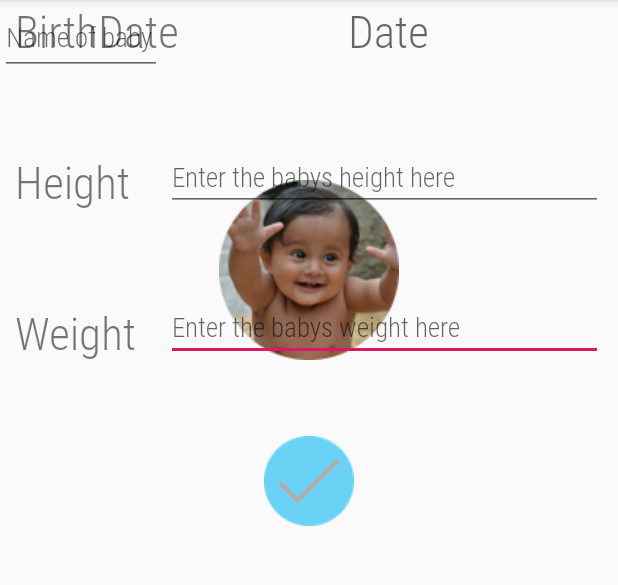
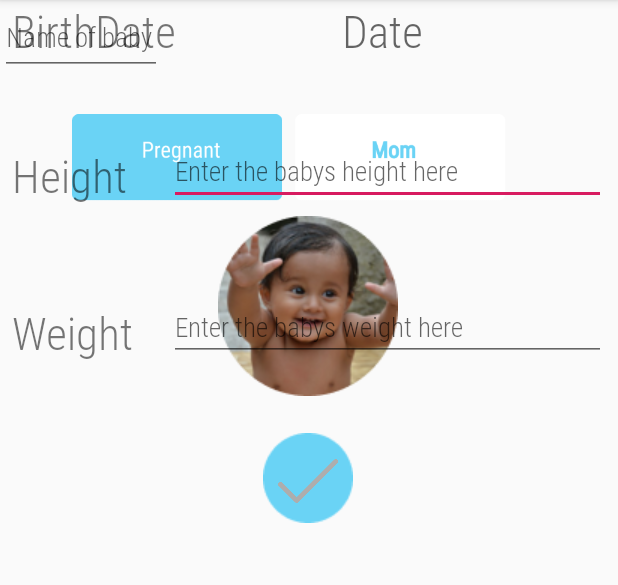
Before and after one commit to SorenKlose/NepalAppGroupB2, an Android app: the screen it shows after launch (ProfileActivity), on a phone screen of 412 x 824 dp, the part 84-669 px from its top. Run offline under Robolectric (Android 15) with nearby library versions, the phone set to English and light mode, and no system bars.

Commit message:
sidste layout for nu
Indsat fane layout, lavet profile 2 osv

```diff
--- a/app/src/main/AndroidManifest.xml
+++ b/app/src/main/AndroidManifest.xml
@@ -9,6 +9,7 @@
         android:roundIcon="@mipmap/ic_launcher_round"
         android:supportsRtl="true"
         android:theme="@style/AppTheme">
+        <activity android:name=".Profile2Activity"></activity>
         <activity android:name=".ProfileActivity">
             <intent-filter>
                 <action android:name="android.intent.action.MAIN" />
--- a/app/src/main/java/com/example/nepalappgroupb2/ProfileActivity.java
+++ b/app/src/main/java/com/example/nepalappgroupb2/ProfileActivity.java
@@ -58,13 +58,13 @@
             mom.setOnClickListener(new View.OnClickListener() {
                 @Override
                 public void onClick(View view) {
-                  //  Intent myIntent = new Intent(ProfileActivity.this, Profile2Acitivty.class);
-                  //  ProfileActivity.this.startActivity(myIntent);
                     dialog.dismiss();
                 }});
             pregnate.setOnClickListener(new View.OnClickListener(){
                 public void onClick (View view){
-                    dialog.dismiss();
+                    Intent myIntent = new Intent(ProfileActivity.this, Profile2Activity.class);
+                    ProfileActivity.this.startActivity(myIntent);
+                    finish();
                 }
             });
         }
--- a/app/src/main/res/layout/activity_main.xml
+++ b/app/src/main/res/layout/activity_main.xml
@@ -6,91 +6,88 @@
     android:layout_height="match_parent"
     tools:context=".ProfileActivity">
 
-    <TextView
-        android:id="@+id/tvDate"
-        android:layout_width="wrap_content"
-        android:layout_height="wrap_content"
-        android:layout_marginStart="232dp"
-        android:layout_marginLeft="232dp"
-        android:hint="Date"
-        android:textSize="30dp"
-        app:fontFamily="@font/roboto_condensed_light"
+    <ImageView
+        android:id="@+id/imageView12"
+        android:layout_width="316dp"
+        android:layout_height="118dp"
+        android:layout_marginTop="50dp"
+        android:src="@drawable/fane2"
+        app:layout_constraintEnd_toEndOf="parent"
         app:layout_constraintStart_toStartOf="parent"
-        tools:layout_editor_absoluteY="351dp" />
+        app:layout_constraintTop_toTopOf="parent" />
 
     <ImageView
         android:id="@+id/imageView"
         android:layout_width="wrap_content"
         android:layout_height="wrap_content"
-        android:layout_marginTop="120dp"
+        android:layout_marginTop="144dp"
         android:src="@drawable/profilepicture"
         app:layout_constraintEnd_toEndOf="parent"
+        app:layout_constraintHorizontal_bias="0.498"
         app:layout_constraintStart_toStartOf="parent"
         app:layout_constraintTop_toTopOf="parent" />
 
-    <TextView
-        android:id="@+id/tvBirthDate"
-        android:layout_width="wrap_content"
-        android:layout_height="wrap_content"
-        android:layout_marginStart="10dp"
-        android:layout_marginLeft="10dp"
-        android:text="BirthDate"
-        android:textSize="30dp"
+    <EditText
+        android:id="@+id/plain_text_input2"
+        android:layout_width="291dp"
+        android:layout_height="40dp"
+        android:layout_marginTop="56dp"
+        android:layout_marginEnd="8dp"
+        android:layout_marginRight="8dp"
+        android:hint="Enter the babys height here"
+        android:inputType="text"
         app:fontFamily="@font/roboto_condensed_light"
-        app:layout_constraintStart_toStartOf="parent"
-        tools:layout_editor_absoluteY="351dp" />
+        app:layout_constraintEnd_toEndOf="parent"
+        app:layout_constraintTop_toBottomOf="@+id/tvDate" />
+
+    <EditText
+        android:id="@+id/plain_text_input"
+        android:layout_width="291dp"
+        android:layout_height="40dp"
+        android:layout_marginTop="64dp"
+        android:layout_marginEnd="8dp"
+        android:layout_marginRight="8dp"
+        android:hint="Enter the babys weight here"
+        android:inputType="text"
+        app:fontFamily="@font/roboto_condensed_light"
+        app:layout_constraintEnd_toEndOf="parent"
+        app:layout_constraintTop_toBottomOf="@+id/plain_text_input2" />
 
     <TextView
         android:id="@+id/tvBirthDate3"
         android:layout_width="wrap_content"
         android:layout_height="wrap_content"
-        android:layout_marginStart="10dp"
-        android:layout_marginLeft="10dp"
-        android:layout_marginTop="60dp"
+        android:layout_marginStart="8dp"
+        android:layout_marginLeft="8dp"
+        android:layout_marginTop="64dp"
         android:text="Weight"
         android:textSize="30dp"
         app:fontFamily="@font/roboto_condensed_light"
         app:layout_constraintStart_toStartOf="parent"
         app:layout_constraintTop_toBottomOf="@+id/tvBirthDate4" />
 
-    <TextView
-        android:id="@+id/tvBirthDate4"
+    <ImageView
+        android:id="@+id/imageView9"
         android:layout_width="wrap_content"
         android:layout_height="wrap_content"
-        android:layout_marginStart="10dp"
-        android:layout_marginLeft="10dp"
-        android:layout_marginTop="60dp"
-        android:text="Height"
+        android:layout_marginTop="48dp"
+        android:src="@drawable/elipse"
+        app:layout_constraintEnd_toEndOf="parent"
+        app:layout_constraintHorizontal_bias="0.498"
+        app:layout_constraintStart_toStartOf="parent"
+        app:layout_constraintTop_toBottomOf="@+id/plain_text_input" />
+
+    <TextView
+        android:id="@+id/tvDate"
+        android:layout_width="wrap_content"
+        android:layout_height="wrap_content"
+        android:layout_marginStart="228dp"
+        android:layout_marginLeft="228dp"
+        android:hint="Date"
         android:textSize="30dp"
         app:fontFamily="@font/roboto_condensed_light"
         app:layout_constraintStart_toStartOf="parent"
-        app:layout_constraintTop_toBottomOf="@+id/tvBirthDate" />
-
-    <EditText
-        android:id="@+id/plain_text_input"
-        android:layout_width="291dp"
-        android:layout_height="40dp"
-        android:layout_marginTop="60dp"
-        android:layout_marginEnd="10dp"
-        android:layout_marginRight="10dp"
-        android:hint="Enter the babys weight here"
-        android:inputType="text"
-        app:fontFamily="@font/roboto_condensed_light"
-        app:layout_constraintEnd_toEndOf="parent"
-        app:layout_constraintTop_toBottomOf="@+id/plain_text_input2" />
-
-    <EditText
-        android:id="@+id/plain_text_input2"
-        android:layout_width="291dp"
-        android:layout_height="40dp"
-        android:layout_marginTop="60dp"
-        android:layout_marginEnd="10dp"
-        android:layout_marginRight="10dp"
-        android:hint="Enter the babys height here"
-        android:inputType="text"
-        app:fontFamily="@font/roboto_condensed_light"
-        app:layout_constraintEnd_toEndOf="parent"
-        app:layout_constraintTop_toBottomOf="@+id/tvDate" />
+        tools:layout_editor_absoluteY="361dp" />
 
     <EditText
         android:id="@+id/plain_text_input3"
@@ -99,27 +96,43 @@
         android:hint="Name of baby"
         android:inputType="text"
         app:fontFamily="@font/roboto_condensed_light"
-        tools:layout_editor_absoluteX="151dp"
-        tools:layout_editor_absoluteY="264dp" />
-
-    <ImageView
-        android:id="@+id/imageView9"
-        android:layout_width="wrap_content"
-        android:layout_height="wrap_content"
-        android:layout_marginTop="50dp"
-        android:src="@drawable/elipse"
-        app:layout_constraintEnd_toEndOf="parent"
-        app:layout_constraintStart_toStartOf="parent"
-        app:layout_constraintTop_toBottomOf="@+id/plain_text_input" />
+        tools:layout_editor_absoluteX="150dp"
+        tools:layout_editor_absoluteY="274dp" />
 
     <ImageView
         android:id="@+id/imageView7"
         android:layout_width="48dp"
         android:layout_height="40dp"
-        android:layout_marginTop="10dp"
+        android:layout_marginTop="12dp"
         android:src="@drawable/tick1"
         app:layout_constraintEnd_toEndOf="parent"
+        app:layout_constraintHorizontal_bias="0.498"
         app:layout_constraintStart_toStartOf="parent"
         app:layout_constraintTop_toTopOf="@+id/imageView9" />
 
+    <TextView
+        android:id="@+id/tvBirthDate4"
+        android:layout_width="wrap_content"
+        android:layout_height="wrap_content"
+        android:layout_marginStart="8dp"
+        android:layout_marginLeft="8dp"
+        android:layout_marginTop="56dp"
+        android:text="Height"
+        android:textSize="30dp"
+        app:fontFamily="@font/roboto_condensed_light"
+        app:layout_constraintStart_toStartOf="parent"
+        app:layout_constraintTop_toBottomOf="@+id/tvBirthDate" />
+
+    <TextView
+        android:id="@+id/tvBirthDate"
+        android:layout_width="wrap_content"
+        android:layout_height="wrap_content"
+        android:layout_marginStart="8dp"
+        android:layout_marginLeft="8dp"
+        android:text="BirthDate"
+        android:textSize="30dp"
+        app:fontFamily="@font/roboto_condensed_light"
+        app:layout_constraintStart_toStartOf="parent"
+        tools:layout_editor_absoluteY="361dp" />
+
 </androidx.constraintlayout.widget.ConstraintLayout>
```
Also changed, not shown: app/src/main/java/com/example/nepalappgroupb2/Profile2Activity.java (added, +14 -0 lines), app/src/main/res/layout/activity_profile2.xml (added, +61 -0 lines), app/src/main/res/drawable/elipsepregnant.png (added), app/src/main/res/drawable/eplisepregnant.png (added), app/src/main/res/drawable/fane2.png (added), app/src/main/res/drawable/fanen.png (added), app/src/main/res/drawable/slider.png (added), app/src/main/res/drawable/tal.png (added), app/src/main/res/drawable/tick.svg (deleted).
